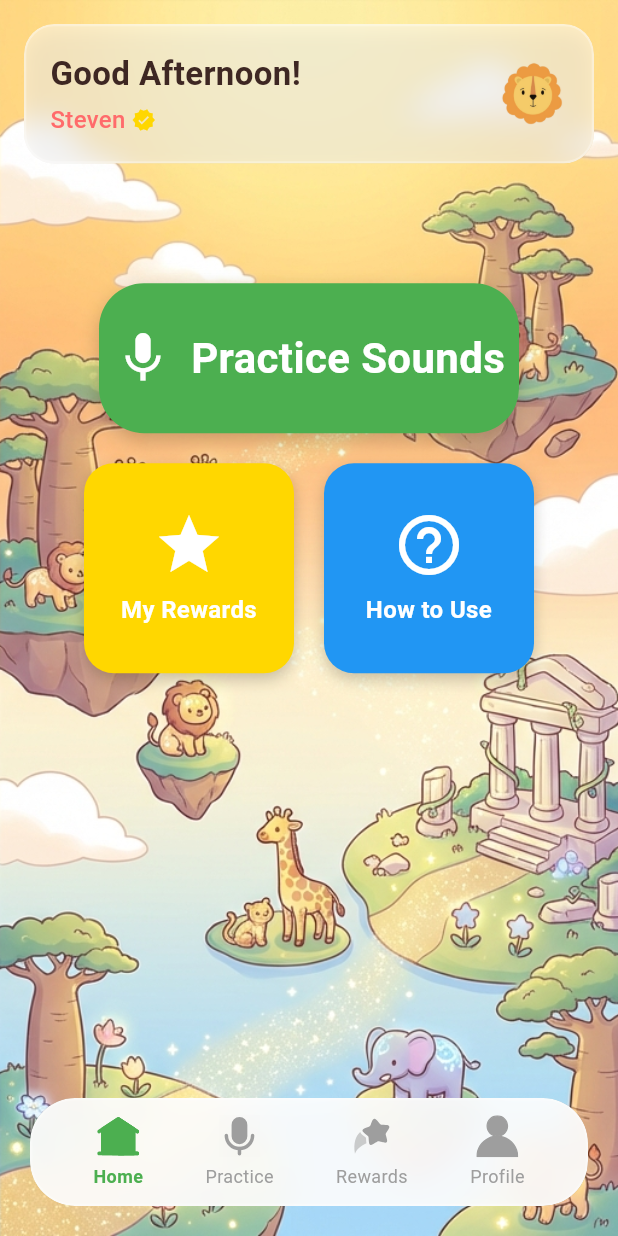
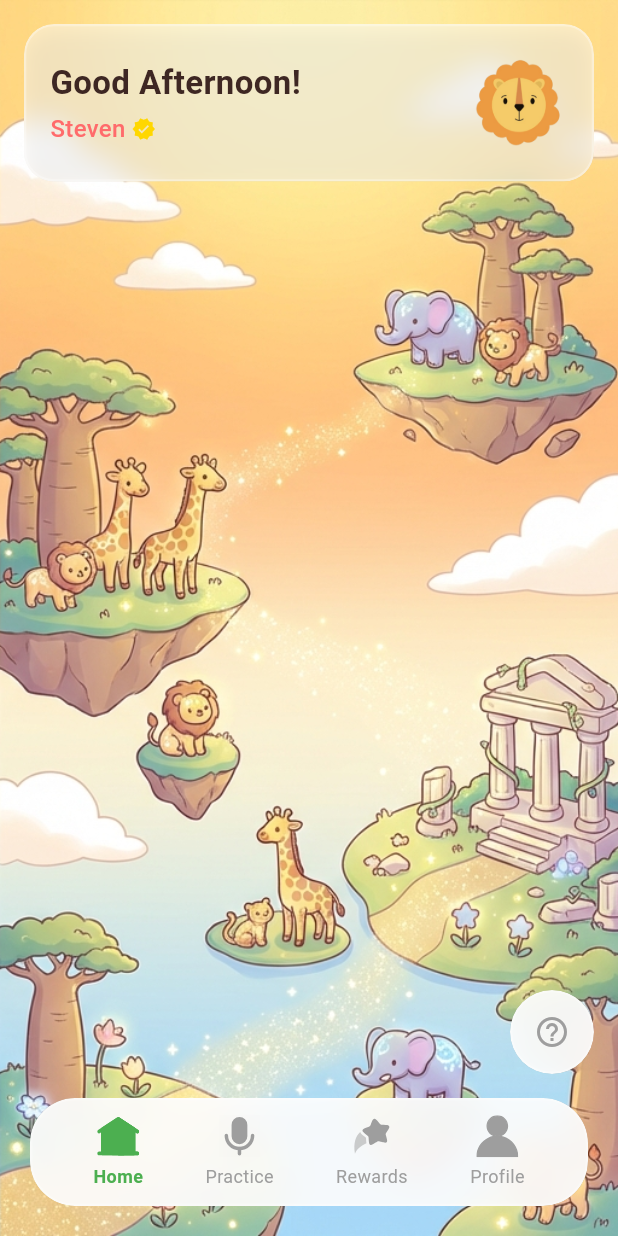
Before and after one commit to StevenBartolome/hci_project, a Flutter app: the DashboardScreen screen opened directly, on a phone screen of 412 x 824 dp. Run offline on Flutter 3.47's test engine with Material 3 defaults, Android fonts, the phone set to English and light mode, and no system bars; our stand-ins replace flutter_svg.

Commit message:
fix avatar size

```diff
--- a/lib/screens/dashboard_screen.dart
+++ b/lib/screens/dashboard_screen.dart
@@ -1,8 +1,7 @@
 import 'package:flutter/material.dart';
 import 'dart:ui';
 import 'package:flutter_svg/flutter_svg.dart';
-import 'sound_selection_screen.dart';
-import 'rewards_screen.dart';
+
 import 'how_to_use_screen.dart';
 
 class DashboardScreen extends StatefulWidget {
@@ -18,6 +17,43 @@ class _DashboardScreenState extends State<DashboardScreen> {
   @override
   Widget build(BuildContext context) {
     return Scaffold(
+      floatingActionButton: ClipOval(
+        child: BackdropFilter(
+          filter: ImageFilter.blur(sigmaX: 10, sigmaY: 10),
+          child: Container(
+            width: 56,
+            height: 56,
+            decoration: BoxDecoration(
+              color: Colors.white.withOpacity(0.9),
+              shape: BoxShape.circle,
+              border: Border.all(
+                color: Colors.white.withOpacity(0.3),
+                width: 1.5,
+              ),
+              boxShadow: [
+                BoxShadow(
+                  color: Colors.black.withOpacity(0.1),
+                  blurRadius: 10,
+                  offset: const Offset(0, 4),
+                ),
+              ],
+            ),
+            child: FloatingActionButton(
+              onPressed: () {
+                Navigator.push(
+                  context,
+                  MaterialPageRoute(
+                    builder: (context) => const HowToUseScreen(),
+                  ),
+                );
+              },
+              backgroundColor: Colors.transparent,
+              elevation: 0,
+              child: const Icon(Icons.help_outline, color: Colors.grey),
+            ),
+          ),
+        ),
+      ),
       extendBody: true,
       body: Container(
         width: double.infinity,
@@ -39,65 +75,7 @@ class _DashboardScreenState extends State<DashboardScreen> {
                   mainAxisAlignment: MainAxisAlignment.center,
                   children: [
                     const Spacer(flex: 2),
-
-                    // Primary Button - Practice Sounds
-                    _buildPrimaryButton(
-                      context,
-                      label: 'Practice Sounds',
-                      icon: Icons.mic,
-                      color: Color(0xFF4CAF50), // Green
-                      onTap: () {
-                        Navigator.push(
-                          context,
-                          MaterialPageRoute(
-                            builder: (context) => const SoundSelectionScreen(),
-                          ),
-                        );
-                      },
-                    ),
-
-                    const SizedBox(height: 20),
-
-                    // Secondary Buttons Row
-                    Row(
-                      mainAxisAlignment: MainAxisAlignment.center,
-                      children: [
-                        // My Rewards Button
-                        _buildSecondaryButton(
-                          context,
-                          label: 'My Rewards',
-                          icon: Icons.star,
-                          color: Color(0xFFFFD700), // Gold
-                          onTap: () {
-                            Navigator.push(
-                              context,
-                              MaterialPageRoute(
-                                builder: (context) => const RewardsScreen(),
-                              ),
-                            );
-                          },
-                        ),
-
-                        const SizedBox(width: 20),
-
-                        // How to Use Button
-                        _buildSecondaryButton(
-                          context,
-                          label: 'How to Use',
-                          icon: Icons.help_outline,
-                          color: Color(0xFF2196F3), // Blue
-                          onTap: () {
-                            Navigator.push(
-                              context,
-                              MaterialPageRoute(
-                                builder: (context) => const HowToUseScreen(),
-                              ),
-                            );
-                          },
-                        ),
-                      ],
-                    ),
-
+                    // Centered content can go here if needed, or just spacers
                     const Spacer(flex: 3),
                   ],
                 ),
@@ -168,7 +146,7 @@ class _DashboardScreenState extends State<DashboardScreen> {
 
                           // User Avatar
                           CircleAvatar(
-                            radius: 25,
+                            radius: 35,
                             backgroundColor: Colors.transparent,
                             backgroundImage: AssetImage(
                               'assets/images/profile_avatar/lion.png',
@@ -247,91 +225,6 @@ class _DashboardScreenState extends State<DashboardScreen> {
     );
   }
 
-  Widget _buildPrimaryButton(
-    BuildContext context, {
-    required String label,
-    required IconData icon,
-    required Color color,
-    required VoidCallback onTap,
-  }) {
-    return GestureDetector(
-      onTap: onTap,
-      child: Container(
-        width: 280,
-        height: 100,
-        decoration: BoxDecoration(
-          color: color,
-          borderRadius: BorderRadius.circular(30),
-          boxShadow: [
-            BoxShadow(
-              color: Colors.black.withOpacity(0.2),
-              blurRadius: 10,
-              offset: const Offset(0, 5),
-            ),
-          ],
-        ),
-        child: Row(
-          mainAxisAlignment: MainAxisAlignment.center,
-          children: [
-            Icon(icon, color: Colors.white, size: 40),
-            const SizedBox(width: 12),
-            Text(
-              label,
-              style: const TextStyle(
-                fontSize: 28,
-                fontWeight: FontWeight.bold,
-                color: Colors.white,
-              ),
-            ),
-          ],
-        ),
-      ),
-    );
-  }
-
-  Widget _buildSecondaryButton(
-    BuildContext context, {
-    required String label,
-    required IconData icon,
-    required Color color,
-    required VoidCallback onTap,
-  }) {
-    return GestureDetector(
-      onTap: onTap,
-      child: Container(
-        width: 140,
-        height: 140,
-        decoration: BoxDecoration(
-          color: color,
-          borderRadius: BorderRadius.circular(20),
-          boxShadow: [
-            BoxShadow(
-              color: Colors.black.withOpacity(0.2),
-              blurRadius: 8,
-              offset: const Offset(0, 4),
-            ),
-          ],
-        ),
-        child: Column(
-          mainAxisAlignment: MainAxisAlignment.center,
-          children: [
-            Icon(icon, color: Colors.white, size: 48),
-            const SizedBox(height: 8),
-            Text(
-              label,
-              textAlign: TextAlign.center,
-              style: const TextStyle(
-                fontSize: 16,
-                fontWeight: FontWeight.bold,
-                color: Colors.white,
-              ),
-            ),
-          ],
-        ),
-      ),
-    );
-  }
-
   Widget _buildNavItem({
     required String assetName,
     required int index,
```
